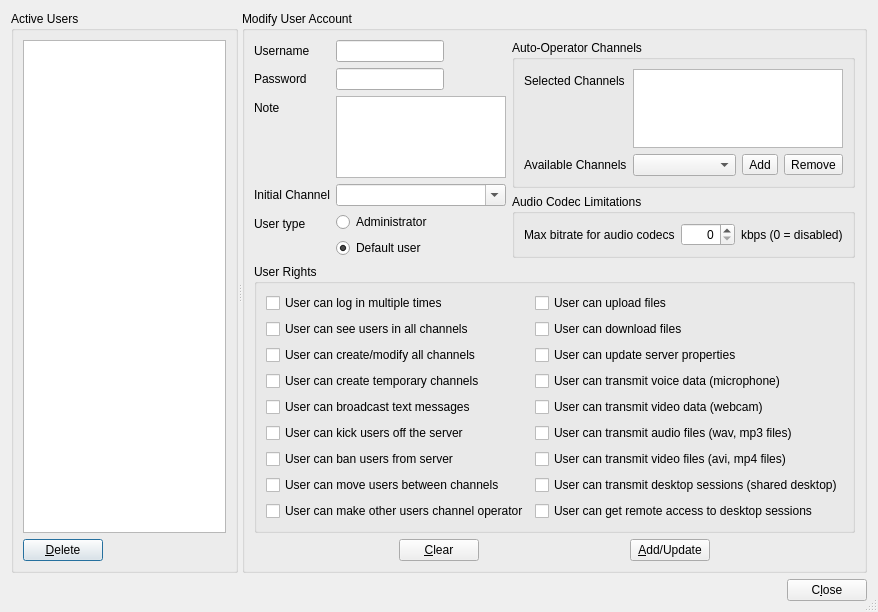
Old version of the form qtTeamTalk/useraccounts.ui in the repository BearWare/TeamTalk5.
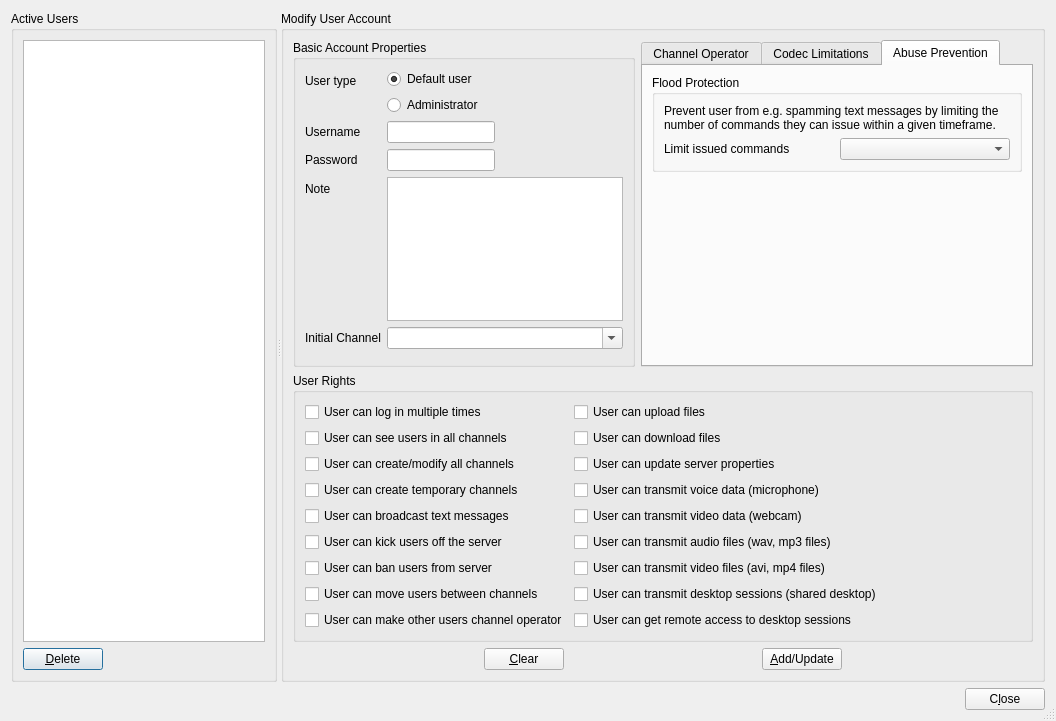
New version of the form.

Commit message: Added Tab-widget for user account with 'Abuse Prevention'

The edit to the form file:
```diff
--- a/qtTeamTalk/useraccounts.ui
+++ b/qtTeamTalk/useraccounts.ui
@@ -6,8 +6,8 @@
    <rect>
     <x>0</x>
     <y>0</y>
-    <width>878</width>
-    <height>612</height>
+    <width>1056</width>
+    <height>721</height>
    </rect>
   </property>
   <property name="windowTitle">
@@ -81,15 +81,47 @@
       <property name="title">
        <string>Modify User Account</string>
       </property>
-      <layout class="QVBoxLayout" name="verticalLayout_5">
+      <layout class="QVBoxLayout" name="verticalLayout_6">
        <item>
         <layout class="QHBoxLayout" name="horizontalLayout_5">
          <item>
+          <widget class="QGroupBox" name="groupBox_6">
+           <property name="title">
+            <string>Basic Account Properties</string>
+           </property>
           <layout class="QFormLayout" name="formLayout_2">
-           <property name="fieldGrowthPolicy">
-            <enum>QFormLayout::AllNonFixedFieldsGrow</enum>
-           </property>
            <item row="0" column="0">
+             <widget class="QLabel" name="label_3">
+              <property name="text">
+               <string>User type</string>
+              </property>
+              <property name="buddy">
+               <cstring>defaultuserBtn</cstring>
+              </property>
+             </widget>
+            </item>
+            <item row="0" column="1">
+             <layout class="QVBoxLayout" name="verticalLayout_2">
+              <item>
+               <widget class="QRadioButton" name="defaultuserBtn">
+                <property name="text">
+                 <string>Default user</string>
+                </property>
+                <property name="checked">
+                 <bool>true</bool>
+                </property>
+               </widget>
+              </item>
+              <item>
+               <widget class="QRadioButton" name="adminBtn">
+                <property name="text">
+                 <string>Administrator</string>
+                </property>
+               </widget>
+              </item>
+             </layout>
+            </item>
+            <item row="1" column="0">
             <widget class="QLabel" name="label">
              <property name="text">
               <string>Username</string>
@@ -99,7 +131,7 @@
              </property>
             </widget>
            </item>
-           <item row="0" column="1">
+            <item row="1" column="1">
             <widget class="QLineEdit" name="usernameEdit">
              <property name="sizePolicy">
               <sizepolicy hsizetype="Fixed" vsizetype="Fixed">
@@ -109,7 +141,7 @@
              </property>
             </widget>
            </item>
-           <item row="1" column="0">
+            <item row="2" column="0">
             <widget class="QLabel" name="label_2">
              <property name="text">
               <string>Password</string>
@@ -119,7 +151,7 @@
              </property>
             </widget>
            </item>
-           <item row="1" column="1">
+            <item row="2" column="1">
             <widget class="QLineEdit" name="passwordEdit">
              <property name="sizePolicy">
               <sizepolicy hsizetype="Fixed" vsizetype="Fixed">
@@ -129,7 +161,7 @@
              </property>
             </widget>
            </item>
-           <item row="2" column="0">
+            <item row="3" column="0">
             <widget class="QLabel" name="label_4">
              <property name="text">
               <string>Note</string>
@@ -139,10 +171,10 @@
              </property>
             </widget>
            </item>
-           <item row="2" column="1">
+            <item row="3" column="1">
             <widget class="QPlainTextEdit" name="noteEdit"/>
            </item>
-           <item row="3" column="0">
+            <item row="4" column="0">
             <widget class="QLabel" name="label_5">
              <property name="text">
               <string>Initial Channel</string>
@@ -152,7 +184,7 @@
              </property>
             </widget>
            </item>
-           <item row="3" column="1">
+            <item row="4" column="1">
             <widget class="QComboBox" name="channelComboBox">
              <property name="toolTip">
               <string>User should automatically join this channel after login</string>
@@ -162,40 +194,31 @@
              </property>
             </widget>
            </item>
-           <item row="4" column="0">
-            <widget class="QLabel" name="label_3">
-             <property name="text">
-              <string>User type</string>
-             </property>
-             <property name="buddy">
-              <cstring>defaultuserBtn</cstring>
-             </property>
-            </widget>
-           </item>
-           <item row="4" column="1">
-            <layout class="QVBoxLayout" name="verticalLayout_2">
-             <item>
-              <widget class="QRadioButton" name="adminBtn">
-               <property name="text">
-                <string>Administrator</string>
-               </property>
+            <item row="5" column="1">
+             <spacer name="verticalSpacer_4">
+              <property name="orientation">
+               <enum>Qt::Vertical</enum>
+              </property>
+              <property name="sizeHint" stdset="0">
+               <size>
+                <width>20</width>
+                <height>40</height>
+               </size>
+              </property>
+             </spacer>
+            </item>
+           </layout>
               </widget>
              </item>
              <item>
-              <widget class="QRadioButton" name="defaultuserBtn">
-               <property name="text">
-                <string>Default user</string>
-               </property>
-               <property name="checked">
-                <bool>true</bool>
-               </property>
-              </widget>
-             </item>
-            </layout>
-           </item>
-          </layout>
-         </item>
-         <item>
+          <widget class="QTabWidget" name="tabWidget">
+           <property name="currentIndex">
+            <number>2</number>
+           </property>
+           <widget class="QWidget" name="tab">
+            <attribute name="title">
+             <string>Channel Operator</string>
+            </attribute>
           <layout class="QVBoxLayout" name="verticalLayout_3">
            <item>
             <widget class="QGroupBox" name="groupBox_3">
@@ -268,6 +291,26 @@
             </widget>
            </item>
            <item>
+              <spacer name="verticalSpacer_2">
+               <property name="orientation">
+                <enum>Qt::Vertical</enum>
+               </property>
+               <property name="sizeHint" stdset="0">
+                <size>
+                 <width>20</width>
+                 <height>40</height>
+                </size>
+               </property>
+              </spacer>
+             </item>
+            </layout>
+           </widget>
+           <widget class="QWidget" name="tab_2">
+            <attribute name="title">
+             <string>Codec Limitations</string>
+            </attribute>
+            <layout class="QVBoxLayout" name="verticalLayout_5">
+             <item>
             <widget class="QGroupBox" name="groupBox_5">
              <property name="title">
               <string>Audio Codec Limitations</string>
@@ -306,7 +349,78 @@
              </layout>
             </widget>
            </item>
-          </layout>
+             <item>
+              <spacer name="verticalSpacer_3">
+               <property name="orientation">
+                <enum>Qt::Vertical</enum>
+               </property>
+               <property name="sizeHint" stdset="0">
+                <size>
+                 <width>20</width>
+                 <height>158</height>
+                </size>
+               </property>
+              </spacer>
+             </item>
+            </layout>
+           </widget>
+           <widget class="QWidget" name="tab_3">
+            <attribute name="title">
+             <string>Abuse Prevention</string>
+            </attribute>
+            <layout class="QVBoxLayout" name="verticalLayout_8">
+             <item>
+              <widget class="QGroupBox" name="groupBox_7">
+               <property name="title">
+                <string>Flood Protection</string>
+               </property>
+               <layout class="QVBoxLayout" name="verticalLayout_7">
+                <item>
+                 <widget class="QLabel" name="label_9">
+                  <property name="text">
+                   <string>Prevent user from e.g. spamming text messages by limiting the number of commands they can issue within a given timeframe.</string>
+                  </property>
+                  <property name="wordWrap">
+                   <bool>true</bool>
+                  </property>
+                 </widget>
+                </item>
+                <item>
+                 <layout class="QHBoxLayout" name="horizontalLayout_7">
+                  <item>
+                   <widget class="QLabel" name="label_8">
+                    <property name="text">
+                     <string>Limit issued commands</string>
+                    </property>
+                    <property name="buddy">
+                     <cstring>limitcmdComboBox</cstring>
+                    </property>
+                   </widget>
+                  </item>
+                  <item>
+                   <widget class="QComboBox" name="limitcmdComboBox"/>
+                  </item>
+                 </layout>
+                </item>
+               </layout>
+              </widget>
+             </item>
+             <item>
+              <spacer name="verticalSpacer_5">
+               <property name="orientation">
+                <enum>Qt::Vertical</enum>
+               </property>
+               <property name="sizeHint" stdset="0">
+                <size>
+                 <width>20</width>
+                 <height>100</height>
+                </size>
+               </property>
+              </spacer>
+             </item>
+            </layout>
+           </widget>
+          </widget>
          </item>
         </layout>
        </item>
```
Left out of the diff: 24 changed lines with no effect on the pictures. Lines whose indentation alone changed are shown as unchanged. The commit also changes 2 other files.
